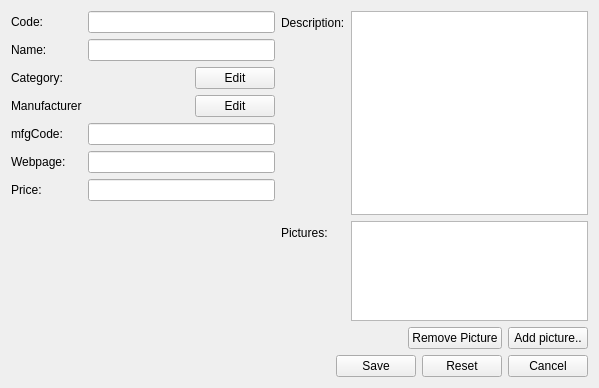
This is client/uiforms/component_edit.ui in Wolframe/configurator as Qt 5 draws it before an edit. The edited form follows.
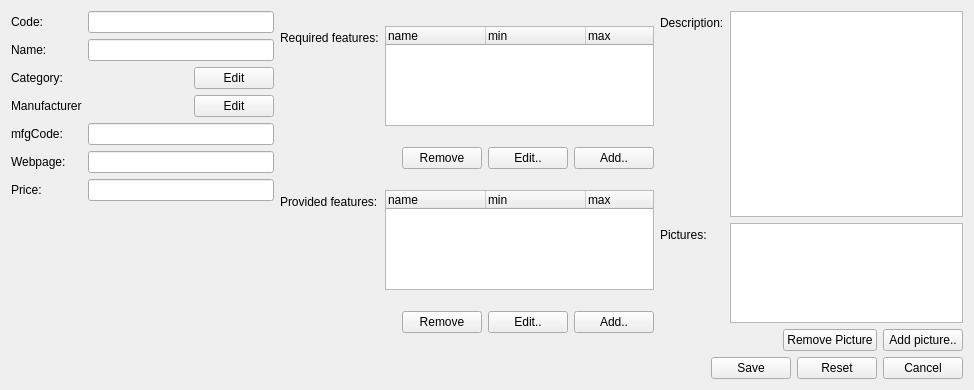
This is the edited form. Icons and pictures are not drawn.

Commit message: component add/edit also have required and provided features now

```diff
--- a/client/uiforms/component_edit.ui
+++ b/client/uiforms/component_edit.ui
@@ -6,8 +6,8 @@
    <rect>
     <x>0</x>
     <y>0</y>
-    <width>599</width>
-    <height>388</height>
+    <width>974</width>
+    <height>390</height>
    </rect>
   </property>
   <property name="windowTitle">
@@ -24,6 +24,187 @@
    <string>Category component {id={?}; code{{main.code}}; name{{main.name}}; category{id={main.category.id}; {main.category.text}}; manufacturer{id={main.manufacturer.id}; {main.manufacturer.text}}; mfgCode{{main.mfgCode}}; webPage{{main.webPage}}; description{{main.description}}; price{{main.price}} }</string>
   </property>
   <layout class="QGridLayout" name="gridLayout">
+   <item row="5" column="0" colspan="4">
+    <layout class="QHBoxLayout" name="horizontalLayout">
+     <item>
+      <spacer name="horizontalSpacer">
+       <property name="orientation">
+        <enum>Qt::Horizontal</enum>
+       </property>
+       <property name="sizeHint" stdset="0">
+        <size>
+         <width>40</width>
+         <height>20</height>
+        </size>
+       </property>
+      </spacer>
+     </item>
+     <item>
+      <widget class="QPushButton" name="save">
+       <property name="text">
+        <string>Save</string>
+       </property>
+       <property name="form" stdset="0">
+        <string>_CLOSE_</string>
+       </property>
+       <property name="action" stdset="0">
+        <string>updateComponent component {id={main.id}; code{{main.code}}; name{{main.name}}; category{id={main.category.id}}; manufacturer{id={main.manufacturer.id}}; mfgCode{{main.mfgCode}}; webPage{{main.webPage}}; description{{main.description}}; price{{main.price}}; picture[] {id={main.pictures.id}}; features_required{ComponentFeature[] {id={required_features.row.id:?}; name{{required_features.row.name:?}}; minQuantity{{required_features.row.min:?}}; maxQuantity{{required_features.row.max:?}} } }; features_provided{ComponentFeature[] {id={provided_features.row.id:?}; name{{provided_features.row.name:?}}; minQuantity{{provided_features.row.min:?}}; maxQuantity{{provided_features.row.max:?}} } } }</string>
+       </property>
+       <property name="datasignal:clicked" stdset="0">
+        <string>components</string>
+       </property>
+      </widget>
+     </item>
+     <item>
+      <widget class="QPushButton" name="reset">
+       <property name="text">
+        <string>Reset</string>
+       </property>
+       <property name="form" stdset="0">
+        <string>_RESET_</string>
+       </property>
+      </widget>
+     </item>
+     <item>
+      <widget class="QPushButton" name="cancel">
+       <property name="text">
+        <string>Cancel</string>
+       </property>
+       <property name="form" stdset="0">
+        <string notr="true">_CLOSE_</string>
+       </property>
+      </widget>
+     </item>
+    </layout>
+   </item>
+   <item row="4" column="3">
+    <layout class="QFormLayout" name="formLayout_3">
+     <property name="fieldGrowthPolicy">
+      <enum>QFormLayout::AllNonFixedFieldsGrow</enum>
+     </property>
+     <item row="1" column="1">
+      <widget class="QPlainTextEdit" name="description"/>
+     </item>
+     <item row="1" column="0">
+      <widget class="QLabel" name="label_description_2">
+       <property name="text">
+        <string>Description:</string>
+       </property>
+       <property name="buddy">
+        <cstring>description</cstring>
+       </property>
+      </widget>
+     </item>
+     <item row="2" column="0">
+      <widget class="QLabel" name="label">
+       <property name="text">
+        <string>Pictures:</string>
+       </property>
+       <property name="buddy">
+        <cstring>pictures</cstring>
+       </property>
+      </widget>
+     </item>
+     <item row="2" column="1">
+      <widget class="QListWidget" name="pictures">
+       <property name="maximumSize">
+        <size>
+         <width>16777215</width>
+         <height>100</height>
+        </size>
+       </property>
+       <property name="lineWidth">
+        <number>1</number>
+       </property>
+       <property name="verticalScrollBarPolicy">
+        <enum>Qt::ScrollBarAlwaysOff</enum>
+       </property>
+       <property name="selectionMode">
+        <enum>QAbstractItemView::SingleSelection</enum>
+       </property>
+       <property name="iconSize">
+        <size>
+         <width>100</width>
+         <height>100</height>
+        </size>
+       </property>
+       <property name="movement">
+        <enum>QListView::Static</enum>
+       </property>
+       <property name="isWrapping" stdset="0">
+        <bool>false</bool>
+       </property>
+       <property name="viewMode">
+        <enum>QListView::IconMode</enum>
+       </property>
+       <property name="selectionRectVisible">
+        <bool>false</bool>
+       </property>
+       <property name="action" stdset="0">
+        <string>ComponentPictureListRequest component {id={main.id}}</string>
+       </property>
+       <property name="answer" stdset="0">
+        <string>PictureThumbnailList pictures {picture[] {id={item.id}; thumbnail{{item.icon}}; caption{{item.tooltip}} }}</string>
+       </property>
+       <property name="dataslot" stdset="0">
+        <string>select_picture ({main.widgetid}_picture)</string>
+       </property>
+       <property name="link:picture_add" stdset="0">
+        <string>{main.widgetid}_picture</string>
+       </property>
+       <property name="action:select_picture" stdset="0">
+        <string>PictureThumbnailListRequest pictures {picture[]{id={main.pictures.id}}; add[]{id={picture_add.picture.selected}}}</string>
+       </property>
+       <property name="action:exclude_picture" stdset="0">
+        <string>PictureThumbnailListRequest pictures {picture[]{id={main.pictures.unselected}}}</string>
+       </property>
+      </widget>
+     </item>
+     <item row="3" column="1">
+      <layout class="QHBoxLayout" name="horizontalLayout_2">
+       <item>
+        <spacer name="horizontalSpacer_2">
+         <property name="orientation">
+          <enum>Qt::Horizontal</enum>
+         </property>
+         <property name="sizeHint" stdset="0">
+          <size>
+           <width>40</width>
+           <height>20</height>
+          </size>
+         </property>
+        </spacer>
+       </item>
+       <item>
+        <widget class="QPushButton" name="exclude_pictures">
+         <property name="text">
+          <string>Remove Picture</string>
+         </property>
+         <property name="datasignal:clicked" stdset="0">
+          <string>exclude_picture@main.pictures</string>
+         </property>
+         <property name="state:enabled" stdset="0">
+          <string>{pictures.selected}&gt;0</string>
+         </property>
+        </widget>
+       </item>
+       <item>
+        <widget class="QPushButton" name="new_pictures">
+         <property name="text">
+          <string>Add picture..</string>
+         </property>
+         <property name="form" stdset="0">
+          <string>picture_select?widgetid={main.widgetid}_picture</string>
+         </property>
+         <property name="datasignal:destroyed" stdset="0">
+          <string>close@{main.widgetid}_picture</string>
+         </property>
+        </widget>
+       </item>
+      </layout>
+     </item>
+    </layout>
+   </item>
    <item row="4" column="0" colspan="2">
     <layout class="QFormLayout" name="formLayout_2">
      <property name="fieldGrowthPolicy">
@@ -243,66 +424,158 @@
     </layout>
    </item>
    <item row="4" column="2">
-    <layout class="QFormLayout" name="formLayout_3">
-     <property name="fieldGrowthPolicy">
-      <enum>QFormLayout::AllNonFixedFieldsGrow</enum>
-     </property>
+    <layout class="QFormLayout" name="formLayout_4">
+     <item row="0" column="1">
+      <widget class="QTreeWidget" name="required_features">
+       <property name="maximumSize">
+        <size>
+         <width>16777215</width>
+         <height>100</height>
+        </size>
+       </property>
+       <property name="horizontalScrollBarPolicy">
+        <enum>Qt::ScrollBarAlwaysOff</enum>
+       </property>
+       <property name="selectionBehavior">
+        <enum>QAbstractItemView::SelectRows</enum>
+       </property>
+       <property name="rootIsDecorated">
+        <bool>false</bool>
+       </property>
+       <property name="itemsExpandable">
+        <bool>false</bool>
+       </property>
+       <property name="headerHidden">
+        <bool>false</bool>
+       </property>
+       <property name="expandsOnDoubleClick">
+        <bool>false</bool>
+       </property>
+       <property name="dataslot" stdset="0">
+        <string>add_feature_required ({main.widgetid}_feature_required)</string>
+       </property>
+       <property name="action:add_feature_required" stdset="0">
+        <string>ComponentFeatureListRequest features { feature[] { id={main.required_features.row.id:?}; minQuantity {{main.required_features.row.min:?}}; maxQuantity{{main.required_features.row.max:?}} }; add[] { id={feature_required_select.feature.selected}; minQuantity {{feature_required_select.min}}; maxQuantity {{feature_required_select.max}} } }</string>
+       </property>
+       <property name="link:feature_required_select" stdset="0">
+        <string>{main.widgetid}_feature_required</string>
+       </property>
+       <property name="answer" stdset="0">
+        <string>ComponentFeatures ComponentFeatures {ComponentFeature[] {id={row.id}; name{{row.name}}; minQuantity{{row.min}}; maxQuantity{{row.max}}</string>
+       </property>
+       <property name="action:remove_feature_required" stdset="0">
+        <string>ComponentFeatureListRequest features { feature[] { id={main.required_features.row.id:?}; minQuantity {{main.required_features.row.min:?}}; maxQuantity{{main.required_features.row.max:?}} }; remove[] { id = {selected} } }</string>
+       </property>
+       <attribute name="headerVisible">
+        <bool>true</bool>
+       </attribute>
+       <column>
+        <property name="text">
+         <string>name</string>
+        </property>
+       </column>
+       <column>
+        <property name="text">
+         <string>min</string>
+        </property>
+       </column>
+       <column>
+        <property name="text">
+         <string>max</string>
+        </property>
+       </column>
+      </widget>
+     </item>
+     <item row="0" column="0">
+      <widget class="QLabel" name="label_2">
+       <property name="text">
+        <string>Required features:</string>
+       </property>
+       <property name="buddy">
+        <cstring>required_features</cstring>
+       </property>
+      </widget>
+     </item>
      <item row="1" column="1">
-      <widget class="QPlainTextEdit" name="description"/>
-     </item>
-     <item row="1" column="0">
-      <widget class="QLabel" name="label_description_2">
-       <property name="text">
-        <string>Description:</string>
-       </property>
-       <property name="buddy">
-        <cstring>description</cstring>
-       </property>
-      </widget>
-     </item>
-     <item row="2" column="0">
-      <widget class="QLabel" name="label">
-       <property name="text">
-        <string>Pictures:</string>
-       </property>
-       <property name="buddy">
-        <cstring>pictures</cstring>
-       </property>
-      </widget>
+      <layout class="QHBoxLayout" name="horizontalLayout_3">
+       <item>
+        <spacer name="horizontalSpacer_3">
+         <property name="orientation">
+          <enum>Qt::Horizontal</enum>
+         </property>
+         <property name="sizeHint" stdset="0">
+          <size>
+           <width>40</width>
+           <height>20</height>
+          </size>
+         </property>
+        </spacer>
+       </item>
+       <item>
+        <widget class="QPushButton" name="pushButton_2">
+         <property name="text">
+          <string>Remove</string>
+         </property>
+         <property name="state:enabled" stdset="0">
+          <string>{required_features.selected}&gt;0</string>
+         </property>
+         <property name="datasignal:clicked" stdset="0">
+          <string>remove_feature_required@main.required_features</string>
+         </property>
+        </widget>
+       </item>
+       <item>
+        <widget class="QPushButton" name="pushButton_5">
+         <property name="text">
+          <string>Edit..</string>
+         </property>
+         <property name="form" stdset="0">
+          <string>feature_select_required?widgetid={main.widgetid}_feature_required&amp;id={required_features.selected}&amp;minQuantity={required_features.selected_min}&amp;maxQuantity={required_features.selected_max}</string>
+         </property>
+         <property name="datasignal:destroyed" stdset="0">
+          <string>close@{main.widgetid}_feature_required</string>
+         </property>
+         <property name="state:enabled" stdset="0">
+          <string>{required_features.selected}&gt;0</string>
+         </property>
+        </widget>
+       </item>
+       <item>
+        <widget class="QPushButton" name="pushButton_3">
+         <property name="text">
+          <string>Add..</string>
+         </property>
+         <property name="form" stdset="0">
+          <string>feature_select_required?widgetid={main.widgetid}_feature_required</string>
+         </property>
+         <property name="datasignal:destroyed" stdset="0">
+          <string>close@{main.widgetid}_feature_required</string>
+         </property>
+        </widget>
+       </item>
+      </layout>
      </item>
      <item row="2" column="1">
-      <widget class="QListWidget" name="pictures">
+      <widget class="QTreeWidget" name="provided_features">
        <property name="maximumSize">
         <size>
          <width>16777215</width>
          <height>100</height>
         </size>
        </property>
-       <property name="lineWidth">
-        <number>1</number>
-       </property>
-       <property name="verticalScrollBarPolicy">
+       <property name="horizontalScrollBarPolicy">
         <enum>Qt::ScrollBarAlwaysOff</enum>
        </property>
        <property name="selectionMode">
         <enum>QAbstractItemView::SingleSelection</enum>
        </property>
-       <property name="iconSize">
-        <size>
-         <width>100</width>
-         <height>100</height>
-        </size>
+       <property name="rootIsDecorated">
+        <bool>false</bool>
        </property>
-       <property name="movement">
-        <enum>QListView::Static</enum>
-       </property>
-       <property name="isWrapping" stdset="0">
+       <property name="itemsExpandable">
         <bool>false</bool>
        </property>
-       <property name="viewMode">
-        <enum>QListView::IconMode</enum>
-       </property>
-       <property name="selectionRectVisible">
+       <property name="headerHidden">
         <bool>false</bool>
        </property>
        <property name="action" stdset="0">
@@ -320,15 +593,43 @@
        <property name="action:select_picture" stdset="0">
         <string>PictureThumbnailListRequest pictures {picture[]{id={main.pictures.id}}; add[]{id={picture_add.picture.selected}}}</string>
        </property>
-       <property name="action:exclude_picture" stdset="0">
-        <string>PictureThumbnailListRequest pictures {picture[]{id={main.pictures.unselected}}}</string>
+       <property name="answer" stdset="0">
+        <string>ComponentFeatures ComponentFeatures {ComponentFeature[] {id={row.id}; name{{row.name}}; minQuantity{{row.min}}; maxQuantity{{row.max}}</string>
+       </property>
+       <property name="action:remove_feature_provided" stdset="0">
+        <string>ComponentFeatureListRequest features { feature[] { id={main.provided_features.row.id:?}; minQuantity {{main.provided_features.row.min:?}}; maxQuantity{{main.provided_features.row.max:?}} }; remove[] { id = {selected} } }</string>
+       </property>
+       <column>
+        <property name="text">
+         <string>name</string>
+        </property>
+       </column>
+       <column>
+        <property name="text">
+         <string>min</string>
+        </property>
+       </column>
+       <column>
+        <property name="text">
+         <string>max</string>
+        </property>
+       </column>
+      </widget>
+     </item>
+     <item row="2" column="0">
+      <widget class="QLabel" name="label_3">
+       <property name="text">
+        <string>Provided features:</string>
+       </property>
+       <property name="buddy">
+        <cstring>provided_features</cstring>
        </property>
       </widget>
      </item>
      <item row="3" column="1">
-      <layout class="QHBoxLayout" name="horizontalLayout_2">
+      <layout class="QHBoxLayout" name="horizontalLayout_6">
        <item>
-        <spacer name="horizontalSpacer_2">
+        <spacer name="horizontalSpacer_6">
          <property name="orientation">
           <enum>Qt::Horizontal</enum>
          </property>
@@ -341,12 +642,28 @@
         </spacer>
        </item>
        <item>
-        <widget class="QPushButton" name="exclude_pictures">
+        <widget class="QPushButton" name="pushButton_4">
          <property name="text">
-          <string>Remove Picture</string>
+          <string>Remove</string>
+         </property>
+         <property name="state:enabled" stdset="0">
+          <string>{provided_features.selected}&gt;0</string>
          </property>
          <property name="datasignal:clicked" stdset="0">
-          <string>exclude_picture@main.pictures</string>
+          <string>remove_feature_provided@main.provided_features</string>
+         </property>
+        </widget>
+       </item>
+       <item>
+        <widget class="QPushButton" name="pushButton_6">
+         <property name="text">
+          <string>Edit..</string>
+         </property>
+         <property name="form" stdset="0">
+          <string>feature_select_provided?widgetid={main.widgetid}_feature_provided&amp;id={provided_features.selected}&amp;minQuantity={provided_features.selected_min}&amp;maxQuantity={provided_features.selected_max}</string>
+         </property>
+         <property name="datasignal:destroyed" stdset="0">
+          <string>close@{main.widgetid}_feature_provided</string>
          </property>
          <property name="state:enabled" stdset="0">
           <string>{pictures.selected}&gt;0</string>
@@ -354,9 +671,9 @@
         </widget>
        </item>
        <item>
-        <widget class="QPushButton" name="new_pictures">
+        <widget class="QPushButton" name="pushButton_7">
          <property name="text">
-          <string>Add picture..</string>
+          <string>Add..</string>
          </property>
          <property name="form" stdset="0">
           <string>picture_select?widgetid={main.widgetid}_picture</string>
@@ -370,59 +687,6 @@
      </item>
     </layout>
    </item>
-   <item row="5" column="0" colspan="3">
-    <layout class="QHBoxLayout" name="horizontalLayout">
-     <item>
-      <spacer name="horizontalSpacer">
-       <property name="orientation">
-        <enum>Qt::Horizontal</enum>
-       </property>
-       <property name="sizeHint" stdset="0">
-        <size>
-         <width>40</width>
-         <height>20</height>
-        </size>
-       </property>
-      </spacer>
-     </item>
-     <item>
-      <widget class="QPushButton" name="save">
-       <property name="text">
-        <string>Save</string>
-       </property>
-       <property name="form" stdset="0">
-        <string>_CLOSE_</string>
-       </property>
-       <property name="action" stdset="0">
-        <string>updateComponent component {id={main.id}; code{{main.code}}; name{{main.name}}; category{id={main.category.id}}; manufacturer{id={main.manufacturer.id}}; mfgCode{{main.mfgCode}}; webPage{{main.webPage}}; description{{main.description}}; price{{main.price}}; picture[] {id={main.pictures.id}}}</string>
-       </property>
-       <property name="datasignal:clicked" stdset="0">
-        <string>components</string>
-       </property>
-      </widget>
-     </item>
-     <item>
-      <widget class="QPushButton" name="reset">
-       <property name="text">
-        <string>Reset</string>
-       </property>
-       <property name="form" stdset="0">
-        <string>_RESET_</string>
-       </property>
-      </widget>
-     </item>
-     <item>
-      <widget class="QPushButton" name="cancel">
-       <property name="text">
-        <string>Cancel</string>
-       </property>
-       <property name="form" stdset="0">
-        <string notr="true">_CLOSE_</string>
-       </property>
-      </widget>
-     </item>
-    </layout>
-   </item>
   </layout>
  </widget>
  <tabstops>
```
Left out of the diff: 74 changed lines with no effect on the pictures. The commit also changes 9 other files.
